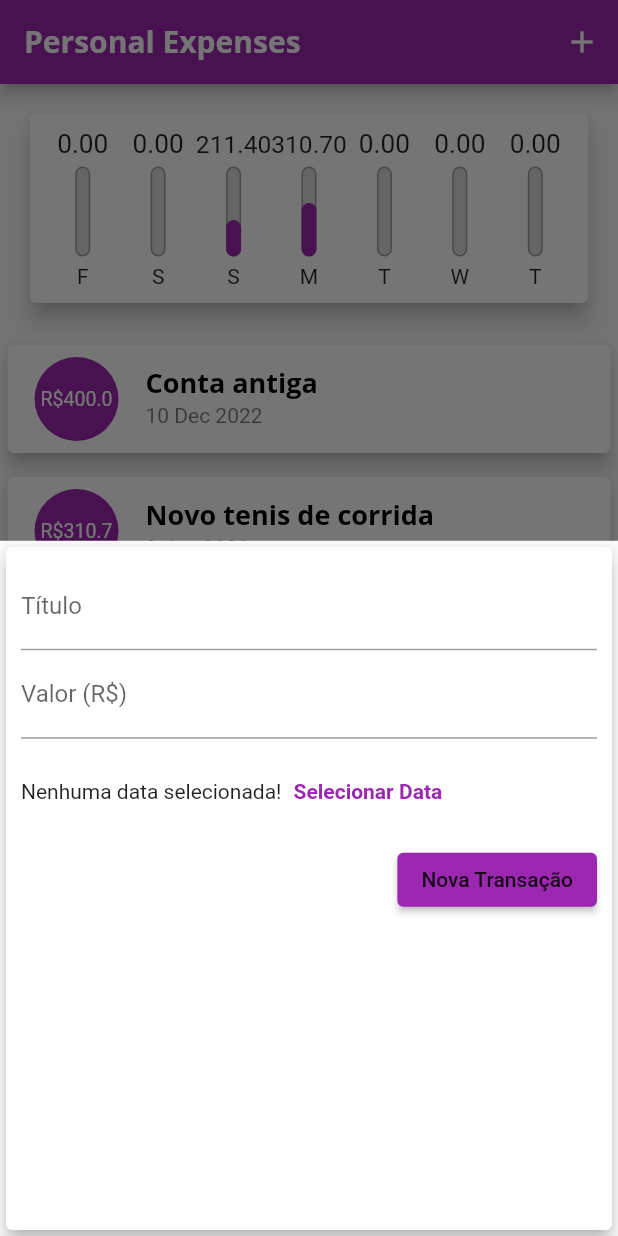
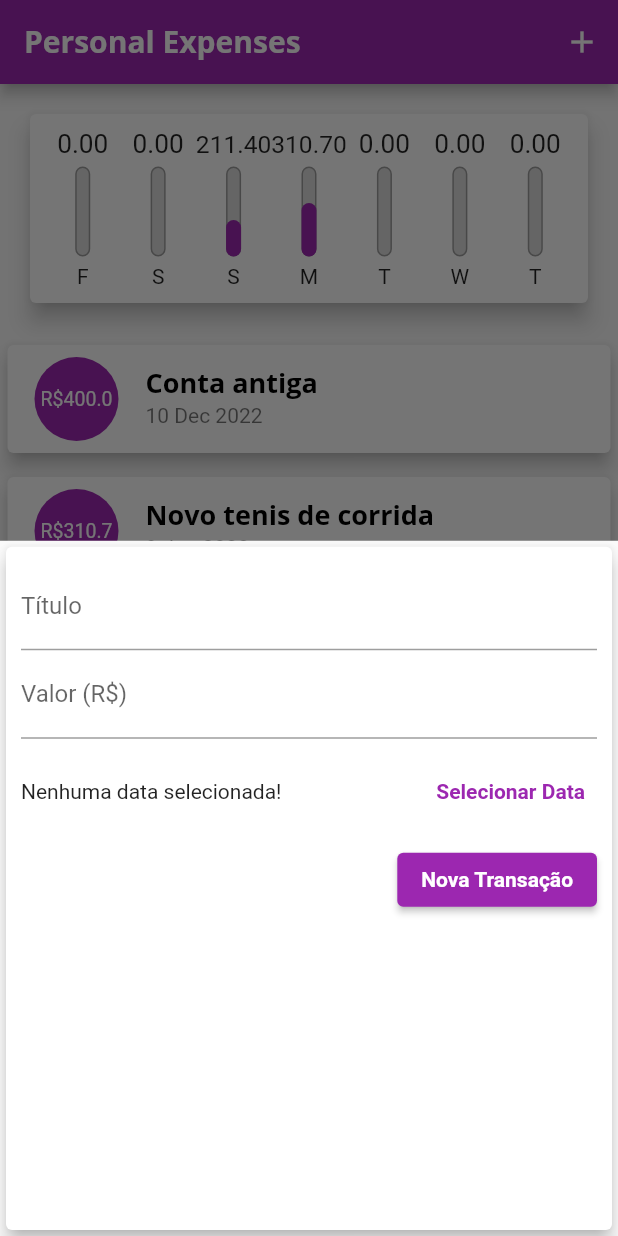
Before and after one commit to reisalazar/App-Expesnes-Flutter, a Flutter app: the screen it shows after launch, after a tap on the "add" icon, on a phone screen of 412 x 824 dp. Run offline on Flutter 3.47's test engine with Material 2 defaults, Android fonts, the phone set to English and light mode, and no system bars.

```diff
--- a/lib/components/transaction_form.dart
+++ b/lib/components/transaction_form.dart
@@ -1,4 +1,5 @@
 import 'package:flutter/material.dart';
+import 'package:intl/intl.dart';
 
 class TransactionForm extends StatefulWidget {
   final void Function(String, double) onSubmit;
@@ -11,8 +12,8 @@ class TransactionForm extends StatefulWidget {
 
 class _TransactionFormState extends State<TransactionForm> {
   _submitForm() {
-    final title = titleController.text;
-    final value = double.tryParse(valueController.text) ?? 0.0;
+    final title = _titleController.text;
+    final value = double.tryParse(_valueController.text) ?? 0.0;
 
     if (title.isEmpty || value.isNegative) {
       return;
@@ -20,8 +21,25 @@ class _TransactionFormState extends State<TransactionForm> {
     widget.onSubmit(title, value);
   }
 
-  final titleController = TextEditingController();
-  final valueController = TextEditingController();
+  final _titleController = TextEditingController();
+  final _valueController = TextEditingController();
+  DateTime? _selectedDate;
+
+  _showDatePicker() {
+    showDatePicker(
+      context: context,
+      initialDate: DateTime.now(),
+      firstDate: DateTime(2023),
+      lastDate: DateTime.now(),
+    ).then((pickedDate) {
+      if (pickedDate == null) {
+        return;
+      }
+      setState(() {
+        _selectedDate = pickedDate;
+      });
+    });
+  }
 
   @override
   Widget build(BuildContext context) {
@@ -32,13 +50,13 @@ class _TransactionFormState extends State<TransactionForm> {
         child: Column(
           children: <Widget>[
             TextField(
-              controller: titleController,
+              controller: _titleController,
               decoration: const InputDecoration(
                 labelText: 'Título',
               ),
             ),
             TextField(
-              controller: valueController,
+              controller: _valueController,
               keyboardType:
                   const TextInputType.numberWithOptions(decimal: true),
               onSubmitted: (value) => _submitForm(),
@@ -50,15 +68,21 @@ class _TransactionFormState extends State<TransactionForm> {
               height: 70,
               child: Row(
                 children: <Widget>[
-                  const Text('Nenhuma data selecionada!'),
+                  Expanded(
+                    child: Text(
+                      _selectedDate == null
+                          ? 'Nenhuma data selecionada!'
+                          : 'Data Selecionada: ${DateFormat('dd/MM/y').format(_selectedDate!)}',
+                    ),
+                  ),
                   TextButton(
+                    onPressed: _showDatePicker,
                     child: const Text(
                       'Selecionar Data',
                       style: TextStyle(
                         fontWeight: FontWeight.bold,
                       ),
                     ),
-                    onPressed: () {},
                   )
                 ],
               ),
--- a/lib/main.dart
+++ b/lib/main.dart
@@ -27,7 +27,10 @@ class ExpensesApp extends StatelessWidget {
               fontWeight: FontWeight.bold,
               color: Colors.black,
             ),
-        ),
+            button: const TextStyle(
+              color: Colors.white,
+              fontWeight: FontWeight.bold,
+            )),
         appBarTheme: const AppBarTheme(
           titleTextStyle: TextStyle(
             fontFamily: 'OpenSans',
```
Lines whose indentation alone changed are shown as unchanged.
